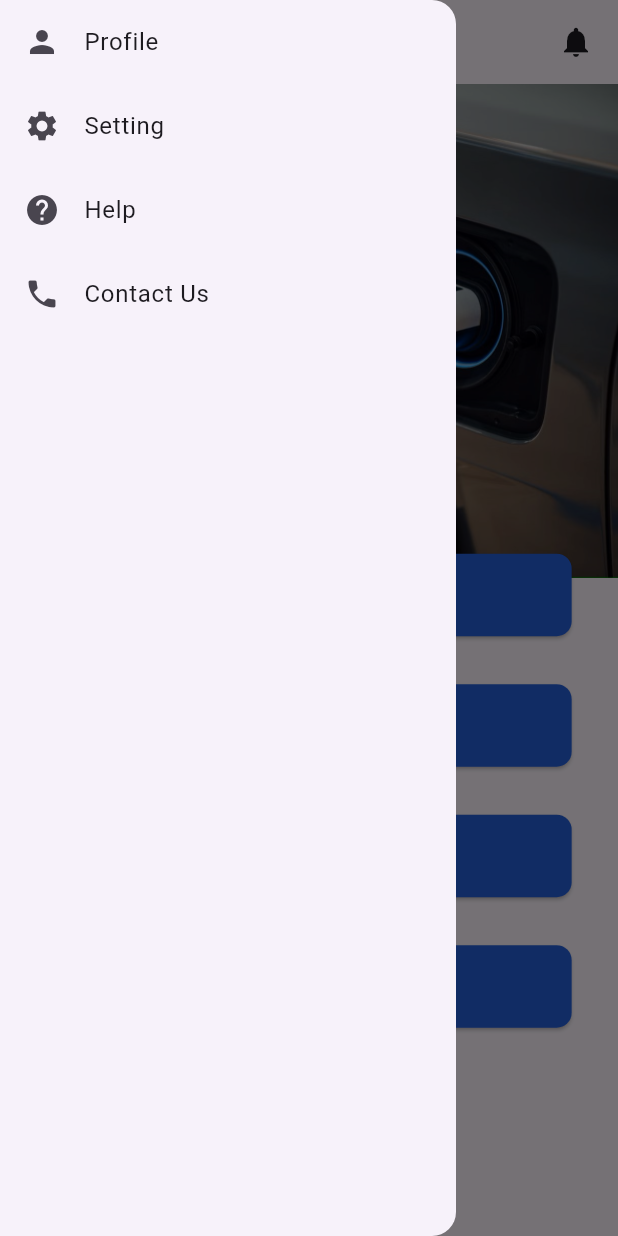
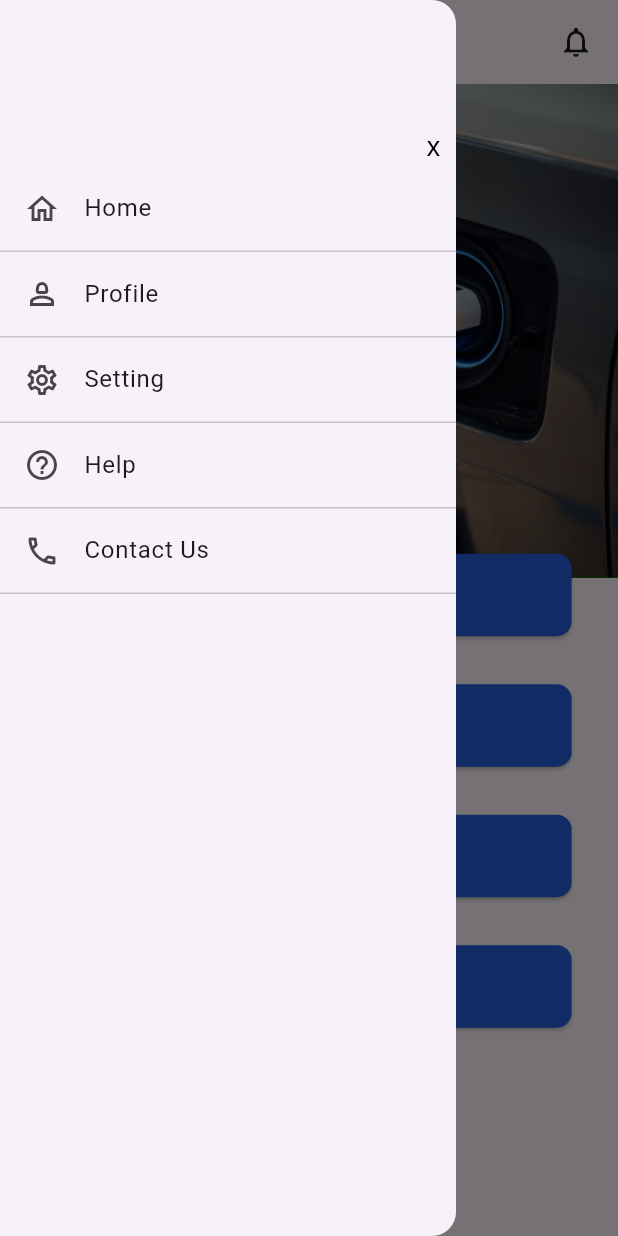
Before and after one commit to trickster1o1/slot-booking, a Flutter app: the screen it shows after launch, with the side drawer open, on a phone screen of 412 x 824 dp. Run offline on Flutter 3.47's test engine with Material 3 defaults, Android fonts, the phone set to English and light mode, and no system bars; our stand-ins replace google_fonts.

Commit message:
notification page init

```diff
--- a/lib/global/helper.dart
+++ b/lib/global/helper.dart
@@ -1,54 +1,69 @@
 import 'package:flutter/material.dart';
 import 'package:google_fonts/google_fonts.dart';
 
-Text customText({text, type, customCol = const Color.fromARGB(255, 0, 0, 0)}) {
+Text customText(
+    {text, type, customCol = const Color.fromARGB(255, 0, 0, 0), size = 16.0}) {
   return Text(
     text,
     style: GoogleFonts.inter(
       fontWeight: type == 'header' ? FontWeight.bold : FontWeight.normal,
       color: customCol,
+      fontSize: size,
     ),
   );
 }
 
-AppBar customBar() {
+AppBar customBar(context) {
   return AppBar(
     title: Row(
       mainAxisAlignment: MainAxisAlignment.end,
       children: [
-        Icon(Icons.notifications),
+        InkWell(
+            onTap: () {
+              Navigator.pushNamed(context, '/notifications');
+            },
+            child: Icon(Icons.notifications_outlined)),
       ],
     ),
   );
 }
 
-Drawer customDrawer() {
+Drawer customDrawer(context) {
   return Drawer(
     child: ListView(
       children: [
-        ListTile(
-          leading: Icon(Icons.person),
-          title: Text('Profile'),
-          onTap: null,
+        SizedBox(height: 85.0),
+        Container(
+          padding: EdgeInsets.only(right: 10.0),
+          alignment: Alignment.topRight,
+          child: InkWell(
+              onTap: () {
+                Navigator.pop(context);
+              },
+              child: customText(text: 'x', type: 'normal', size: 18.0)),
         ),
-        ListTile(
-          leading: Icon(Icons.settings),
-          title: Text('Setting'),
-          onTap: null,
-        ),
-        ListTile(
-          leading: Icon(Icons.help),
-          title: Text('Help'),
-          onTap: null,
-        ),
-        ListTile(
-          leading: Icon(Icons.phone),
-          title: Text('Contact Us'),
-          onTap: null,
-        ),
+        listCont('Home', Icons.home_outlined),
+        listCont('Profile', Icons.person_2_outlined),
+        listCont('Setting', Icons.settings_outlined),
+        listCont('Help', Icons.help_outline),
+        listCont('Contact Us', Icons.phone_outlined),
       ],
     ),
   );
 }
 
+Container listCont(text, icon) {
+  return Container(
+    decoration: BoxDecoration(
+        border: Border(
+            bottom:
+                BorderSide(color: Color.fromRGBO(0, 0, 0, 0.20), width: 1.0))),
+    child: ListTile(
+      leading: Icon(icon),
+      title: Text(text),
+      onTap: null,
+    ),
+  );
+}
+
 Color priCol = Color.fromRGBO(37, 95, 219, 1);
--- a/lib/main.dart
+++ b/lib/main.dart
@@ -3,6 +3,7 @@ import 'package:slot/pages/booking.dart';
 import 'package:slot/pages/home.dart';
 // import 'package:google_fonts/google_fonts.dart';
 import 'package:slot/pages/login.dart';
+import 'package:slot/pages/notification.dart';
 import 'package:slot/pages/signup.dart';
 
 void main() {
@@ -16,5 +17,6 @@ void main() {
         '/login': (context) => Login(),
         '/signup': (context) => SignUp(),
         '/booking': (context) => Booking(),
+        '/notifications': (context) => Notif(),
       }));
 }
--- a/lib/pages/booking.dart
+++ b/lib/pages/booking.dart
@@ -13,8 +13,8 @@ class _BookingState extends State<Booking> {
   @override
   Widget build(BuildContext context) {
     return Scaffold(
-      drawer: Global.customDrawer(),
-      appBar: Global.customBar(),
+      drawer: Global.customDrawer(context),
+      appBar: Global.customBar(context),
       body: SingleChildScrollView(
         child: Column(
           mainAxisAlignment: MainAxisAlignment.start,
--- a/lib/pages/home.dart
+++ b/lib/pages/home.dart
@@ -13,8 +13,8 @@ class _HomeState extends State<Home> {
   @override
   Widget build(BuildContext context) {
     return Scaffold(
-      drawer: Global.customDrawer(),
-      appBar: Global.customBar(),
+      drawer: Global.customDrawer(context),
+      appBar: Global.customBar(context),
       body: SizedBox(
         width: MediaQuery.of(context).size.width * 1,
         child: Stack(
```
Also changed, not shown: lib/pages/notification.dart (added, +30 -0 lines).
